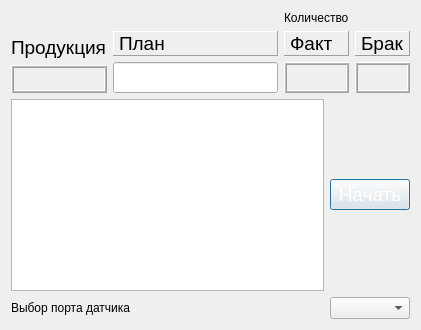
Before: the Qt Designer form dialog.ui in avovana/zebra_scanner_labeling, drawn with Qt 5.
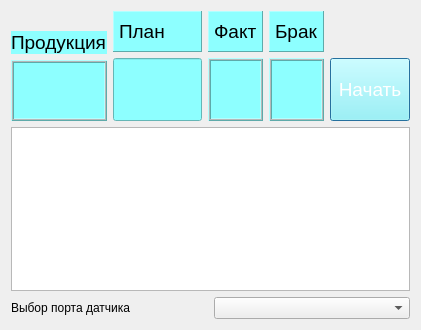
After: the same form once the commit is applied.

Diff of the .ui file:
```diff
--- a/dialog.ui
+++ b/dialog.ui
@@ -22,26 +22,6 @@
   <layout class="QGridLayout" name="gridLayout">
    <item row="2" column="1" colspan="3">
     <layout class="QGridLayout" name="gridLayout_3">
-     <item row="2" column="0">
-      <widget class="QTextEdit" name="textEdit"/>
-     </item>
-     <item row="2" column="1">
-      <widget class="QPushButton" name="pushButton">
-       <property name="font">
-        <font>
-         <pointsize>14</pointsize>
-         <weight>50</weight>
-         <bold>false</bold>
-        </font>
-       </property>
-       <property name="styleSheet">
-        <string notr="true">color: rgb(255, 255, 255);</string>
-       </property>
-       <property name="text">
-        <string>Начать</string>
-       </property>
-      </widget>
-     </item>
      <item row="4" column="0">
       <widget class="QLabel" name="label_10">
        <property name="text">
@@ -52,6 +32,9 @@
      <item row="4" column="1">
       <widget class="QComboBox" name="comboBox_2"/>
      </item>
+     <item row="2" column="0" colspan="2">
+      <widget class="QTextEdit" name="textEdit"/>
+     </item>
     </layout>
    </item>
    <item row="1" column="1" colspan="2">
@@ -82,6 +65,9 @@
          <pointsize>14</pointsize>
         </font>
        </property>
+       <property name="styleSheet">
+        <string notr="true">background-color: rgb(141, 255, 255);</string>
+       </property>
        <property name="text">
         <string>Продукция</string>
        </property>
@@ -91,11 +77,14 @@
       <widget class="QLabel" name="label_6">
        <property name="font">
         <font>
-         <pointsize>14</pointsize>
+         <pointsize>36</pointsize>
          <weight>50</weight>
          <bold>false</bold>
         </font>
        </property>
+       <property name="styleSheet">
+        <string notr="true">background-color: rgb(141, 255, 255);</string>
+       </property>
        <property name="frameShape">
         <enum>QFrame::Box</enum>
        </property>
@@ -114,65 +103,16 @@
    </item>
    <item row="1" column="3">
     <layout class="QGridLayout" name="gridLayout_2">
-     <item row="2" column="2">
-      <widget class="QLabel" name="label_7">
-       <property name="font">
-        <font>
-         <pointsize>14</pointsize>
-         <weight>50</weight>
-         <bold>false</bold>
-        </font>
-       </property>
-       <property name="styleSheet">
-        <string notr="true">color: rgb(255, 255, 255);</string>
-       </property>
-       <property name="frameShape">
-        <enum>QFrame::Box</enum>
-       </property>
-       <property name="frameShadow">
-        <enum>QFrame::Raised</enum>
-       </property>
-       <property name="midLineWidth">
-        <number>1</number>
-       </property>
-       <property name="text">
-        <string/>
-       </property>
-      </widget>
-     </item>
-     <item row="2" column="3">
-      <widget class="QLabel" name="label_8">
-       <property name="font">
-        <font>
-         <pointsize>14</pointsize>
-         <weight>50</weight>
-         <bold>false</bold>
-        </font>
-       </property>
-       <property name="styleSheet">
-        <string notr="true">color: rgb(255, 255, 255);</string>
-       </property>
-       <property name="frameShape">
-        <enum>QFrame::Box</enum>
-       </property>
-       <property name="frameShadow">
-        <enum>QFrame::Raised</enum>
-       </property>
-       <property name="midLineWidth">
-        <number>1</number>
-       </property>
-       <property name="text">
-        <string/>
-       </property>
-      </widget>
-     </item>
-     <item row="1" column="3">
+     <item row="0" column="3">
       <widget class="QLabel" name="label_2">
        <property name="font">
         <font>
          <pointsize>14</pointsize>
         </font>
        </property>
+       <property name="styleSheet">
+        <string notr="true">background-color: rgb(141, 255, 255);</string>
+       </property>
        <property name="frameShape">
         <enum>QFrame::Panel</enum>
        </property>
@@ -187,15 +127,48 @@
        </property>
       </widget>
      </item>
+     <item row="1" column="3">
+      <widget class="QLabel" name="label_8">
+       <property name="font">
+        <font>
+         <pointsize>36</pointsize>
+         <weight>50</weight>
+         <bold>false</bold>
+        </font>
+       </property>
+       <property name="styleSheet">
+        <string notr="true">color: rgb(255, 255, 255);
+background-color: rgb(141, 255, 255);</string>
+       </property>
+       <property name="frameShape">
+        <enum>QFrame::Box</enum>
+       </property>
+       <property name="frameShadow">
+        <enum>QFrame::Raised</enum>
+       </property>
+       <property name="midLineWidth">
+        <number>1</number>
+       </property>
+       <property name="text">
+        <string/>
+       </property>
+      </widget>
+     </item>
      <item row="1" column="2">
-      <widget class="QLabel" name="label_3">
+      <widget class="QLabel" name="label_7">
        <property name="font">
         <font>
-         <pointsize>14</pointsize>
+         <pointsize>36</pointsize>
+         <weight>50</weight>
+         <bold>false</bold>
         </font>
        </property>
+       <property name="styleSheet">
+        <string notr="true">color: rgb(255, 255, 255);
+background-color: rgb(141, 255, 255);</string>
+       </property>
        <property name="frameShape">
-        <enum>QFrame::Panel</enum>
+        <enum>QFrame::Box</enum>
        </property>
        <property name="frameShadow">
         <enum>QFrame::Raised</enum>
@@ -204,11 +177,11 @@
         <number>1</number>
        </property>
        <property name="text">
-        <string>Факт</string>
+        <string/>
        </property>
       </widget>
      </item>
-     <item row="1" column="0">
+     <item row="0" column="0">
       <widget class="QLabel" name="label">
        <property name="font">
         <font>
@@ -217,6 +190,9 @@
          <bold>false</bold>
         </font>
        </property>
+       <property name="styleSheet">
+        <string notr="true">background-color: rgb(141, 255, 255);</string>
+       </property>
        <property name="frameShape">
         <enum>QFrame::Panel</enum>
        </property>
@@ -234,26 +210,7 @@
        </property>
       </widget>
      </item>
-     <item row="0" column="2">
-      <widget class="QLabel" name="label_4">
-       <property name="sizePolicy">
-        <sizepolicy hsizetype="Preferred" vsizetype="Fixed">
-         <horstretch>0</horstretch>
-         <verstretch>0</verstretch>
-        </sizepolicy>
-       </property>
-       <property name="maximumSize">
-        <size>
-         <width>16777215</width>
-         <height>30</height>
-        </size>
-       </property>
-       <property name="text">
-        <string>Количество</string>
-       </property>
-      </widget>
-     </item>
-     <item row="2" column="0">
+     <item row="1" column="0">
       <widget class="QLineEdit" name="lineEdit">
        <property name="sizePolicy">
         <sizepolicy hsizetype="Preferred" vsizetype="Preferred">
@@ -263,11 +220,60 @@
        </property>
        <property name="font">
         <font>
+         <pointsize>36</pointsize>
+        </font>
+       </property>
+       <property name="styleSheet">
+        <string notr="true">color: rgb(255, 255, 255);
+background-color: rgb(141, 255, 255);</string>
+       </property>
+      </widget>
+     </item>
+     <item row="1" column="4">
+      <widget class="QPushButton" name="pushButton">
+       <property name="sizePolicy">
+        <sizepolicy hsizetype="Preferred" vsizetype="Preferred">
+         <horstretch>0</horstretch>
+         <verstretch>0</verstretch>
+        </sizepolicy>
+       </property>
+       <property name="font">
+        <font>
          <pointsize>14</pointsize>
+         <weight>50</weight>
+         <bold>false</bold>
         </font>
        </property>
        <property name="styleSheet">
-        <string notr="true">color: rgb(255, 255, 255);</string>
+        <string notr="true">color: rgb(255, 255, 255);
+background-color: rgb(141, 255, 255);</string>
+       </property>
+       <property name="text">
+        <string>Начать</string>
+       </property>
+      </widget>
+     </item>
+     <item row="0" column="2">
+      <widget class="QLabel" name="label_3">
+       <property name="font">
+        <font>
+         <pointsize>14</pointsize>
+        </font>
+       </property>
+       <property name="styleSheet">
+        <string notr="true">background-color: rgb(141, 255, 255);</string>
+       </property>
+       <property name="frameShape">
+        <enum>QFrame::Panel</enum>
+       </property>
+       <property name="frameShadow">
+        <enum>QFrame::Raised</enum>
+       </property>
+       <property name="midLineWidth">
+        <number>1</number>
+       </property>
+       <property name="text">
+        <string>Факт</string>
        </property>
       </widget>
      </item>
```
